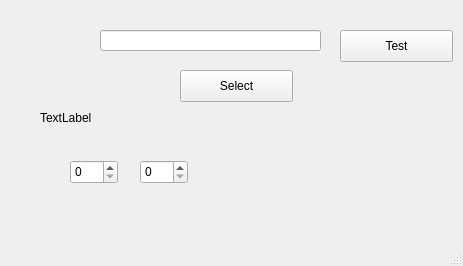
This is resources/ui/debug_window.ui in namuan/http-rider as Qt 5 draws it before an edit. The edited form follows.
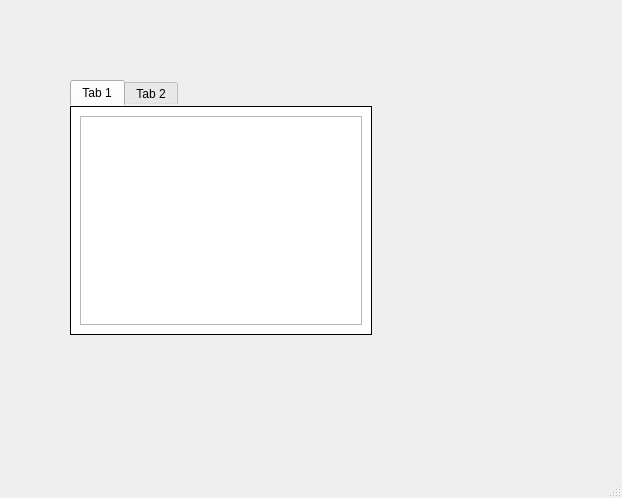
This is the edited form.

```diff
--- a/resources/ui/debug_window.ui
+++ b/resources/ui/debug_window.ui
@@ -6,82 +6,47 @@
    <rect>
     <x>0</x>
     <y>0</y>
-    <width>463</width>
-    <height>266</height>
+    <width>622</width>
+    <height>498</height>
    </rect>
   </property>
   <property name="windowTitle">
    <string>MainWindow</string>
   </property>
   <widget class="QWidget" name="centralwidget">
-   <widget class="QLineEdit" name="txt_val">
-    <property name="geometry">
-     <rect>
-      <x>100</x>
-      <y>30</y>
-      <width>221</width>
-      <height>21</height>
-     </rect>
-    </property>
-   </widget>
-   <widget class="QLabel" name="lbl_output">
-    <property name="geometry">
-     <rect>
-      <x>40</x>
-      <y>110</y>
-      <width>351</width>
-      <height>16</height>
-     </rect>
-    </property>
-    <property name="text">
-     <string>TextLabel</string>
-    </property>
-   </widget>
-   <widget class="QPushButton" name="btn_test">
-    <property name="geometry">
-     <rect>
-      <x>340</x>
-      <y>30</y>
-      <width>113</width>
-      <height>32</height>
-     </rect>
-    </property>
-    <property name="text">
-     <string>Test</string>
-    </property>
-   </widget>
-   <widget class="QPushButton" name="btn_select">
-    <property name="geometry">
-     <rect>
-      <x>180</x>
-      <y>70</y>
-      <width>113</width>
-      <height>32</height>
-     </rect>
-    </property>
-    <property name="text">
-     <string>Select</string>
-    </property>
-   </widget>
-   <widget class="QSpinBox" name="startVal">
+   <widget class="QTabWidget" name="tabWidget">
     <property name="geometry">
      <rect>
       <x>70</x>
-      <y>160</y>
-      <width>48</width>
-      <height>24</height>
+      <y>80</y>
+      <width>302</width>
+      <height>255</height>
      </rect>
     </property>
-   </widget>
-   <widget class="QSpinBox" name="endVal">
-    <property name="geometry">
-     <rect>
-      <x>140</x>
-      <y>160</y>
-      <width>48</width>
-      <height>24</height>
-     </rect>
+    <property name="styleSheet">
+     <string notr="true">QTabWidget::pane {
+    border: 1px solid black;
+    background: white;
+}</string>
     </property>
+    <property name="currentIndex">
+     <number>0</number>
+    </property>
+    <widget class="QWidget" name="tab">
+     <attribute name="title">
+      <string>Tab 1</string>
+     </attribute>
+     <layout class="QHBoxLayout" name="horizontalLayout">
+      <item>
+       <widget class="QPlainTextEdit" name="plainTextEdit"/>
+      </item>
+     </layout>
+    </widget>
+    <widget class="QWidget" name="tab_2">
+     <attribute name="title">
+      <string>Tab 2</string>
+     </attribute>
+    </widget>
    </widget>
   </widget>
   <widget class="QMenuBar" name="menubar">
```
Left out of the diff: 2 changed lines with no effect on the pictures.
